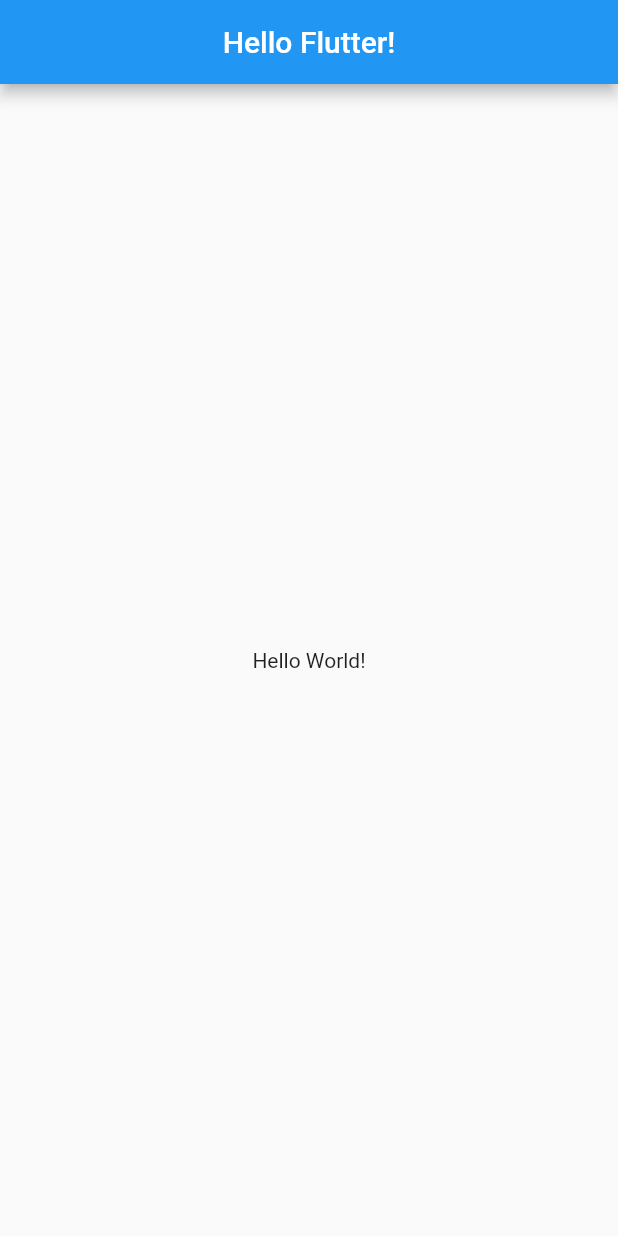
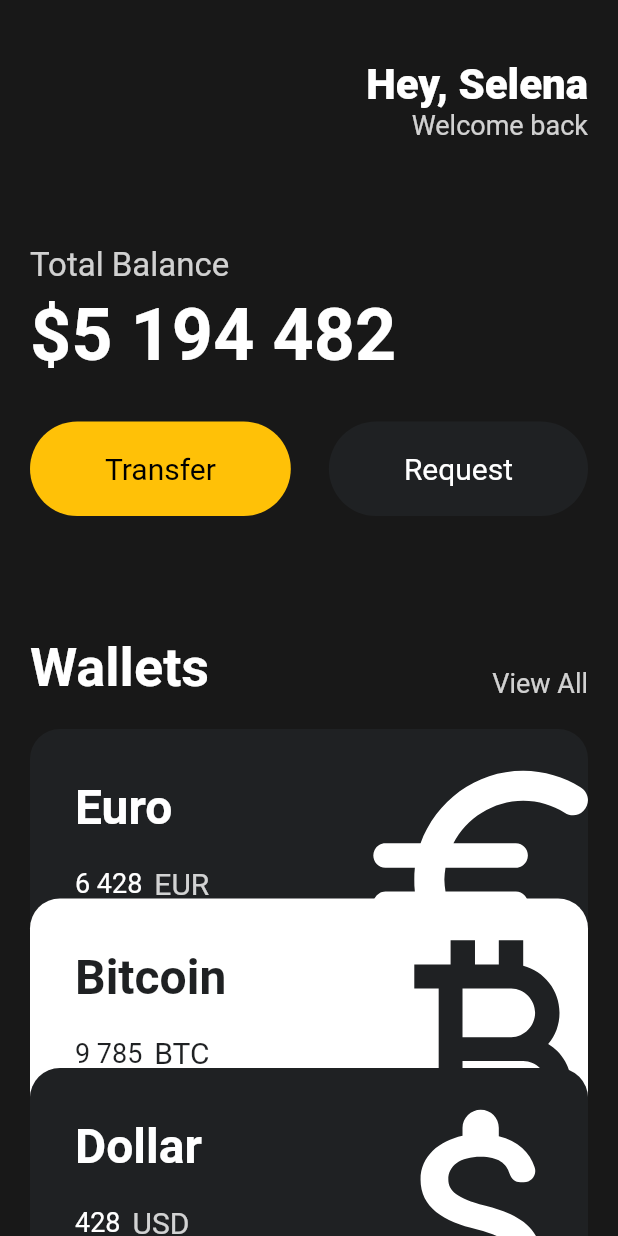
Before and after one commit to jininim/Flutter, a Flutter app: the screen it shows after launch, on a phone screen of 412 x 824 dp. Run offline on Flutter 3.47's test engine with Material 2 defaults, Android fonts, the phone set to English and light mode, and no system bars.

Commit message:
#3 UI CHALLENGE 완료 !

```diff
--- a/lib/main.dart
+++ b/lib/main.dart
@@ -1,20 +1,137 @@
 import 'package:flutter/material.dart';
+import 'package:toonflix/widget/button.dart';
+import 'package:toonflix/widget/card.dart';
 
 void main() {
-  runApp(App());
+  runApp(const App());
 }
 
 class App extends StatelessWidget {
+  const App({super.key});
+
   @override
   Widget build(BuildContext context) {
     return MaterialApp(
       home: Scaffold(
-        appBar: AppBar(
-            title: Center(
-          child: Text("Hello Flutter!"),
-        )),
-        body: Center(
-          child: Text("Hello World!"),
+        backgroundColor: const Color(0xFF181818),
+        body: SingleChildScrollView(
+          child: Padding(
+            padding: const EdgeInsets.symmetric(horizontal: 20),
+            child: Column(
+              crossAxisAlignment: CrossAxisAlignment.start,
+              children: [
+                const SizedBox(
+                  height: 40,
+                ),
+                Row(
+                  mainAxisAlignment: MainAxisAlignment.end,
+                  children: [
+                    Column(
+                      crossAxisAlignment: CrossAxisAlignment.end,
+                      children: [
+                        const Text(
+                          'Hey, Selena',
+                          style: TextStyle(
+                              color: Colors.white,
+                              fontSize: 28,
+                              fontWeight: FontWeight.w800),
+                        ),
+                        Text(
+                          'Welcome back',
+                          style: TextStyle(
+                            color: Colors.white.withOpacity(0.8),
+                            fontSize: 18,
+                          ),
+                        ),
+                      ],
+                    ),
+                  ],
+                ),
+                const SizedBox(
+                  height: 70,
+                ),
+                Text(
+                  'Total Balance',
+                  style: TextStyle(
+                      color: Colors.white.withOpacity(0.8), fontSize: 22),
+                ),
+                const SizedBox(
+                  height: 5,
+                ),
+                const Text(
+                  '\$5 194 482',
+                  style: TextStyle(
+                      color: Colors.white,
+                      fontSize: 48,
+                      fontWeight: FontWeight.w600),
+                ),
+                const SizedBox(
+                  height: 30,
+                ),
+                const Row(
+                  mainAxisAlignment: MainAxisAlignment.spaceBetween,
+                  children: [
+                    Button(
+                        text: "Transfer",
+                        bgColor: Colors.amber,
+                        textColor: Colors.black),
+                    Button(
+                        text: "Request",
+                        bgColor: Color(0xFF1F2123),
+                        textColor: Colors.white),
+                  ],
+                ),
+                const SizedBox(
+                  height: 80,
+                ),
+                Row(
+                  crossAxisAlignment: CrossAxisAlignment.end,
+                  mainAxisAlignment: MainAxisAlignment.spaceBetween,
+                  children: [
+                    const Text(
+                      'Wallets',
+                      style: TextStyle(
+                          fontSize: 36,
+                          fontWeight: FontWeight.w600,
+                          color: Colors.white),
+                    ),
+                    Text(
+                      'View All',
+                      style: TextStyle(
+                          fontSize: 18, color: Colors.white.withOpacity(0.8)),
+                    ),
+                  ],
+                ),
+                const SizedBox(
+                  height: 20,
+                ),
+                const CurrencyCard(
+                  name: 'Euro',
+                  code: 'EUR',
+                  amount: '6 428',
+                  icon: Icons.euro_rounded,
+                  isInverted: false,
+                  y: 0,
+                ),
+                const CurrencyCard(
+                  name: 'Bitcoin',
+                  code: 'BTC',
+                  amount: '9 785',
+                  icon: Icons.currency_bitcoin,
+                  isInverted: true,
+                  y: -35,
+                ),
+                const CurrencyCard(
+                  name: 'Dollar',
+                  code: 'USD',
+                  amount: '428',
+                  icon: Icons.attach_money_rounded,
+                  isInverted: false,
+                  y: -70,
+                ),
+              ],
+            ),
+          ),
         ),
       ),
     );
--- /dev/null
+++ b/lib/widget/button.dart
@@ -0,0 +1,28 @@
+import 'package:flutter/material.dart';
+
+class Button extends StatelessWidget {
+  final String text;
+  final Color bgColor;
+  final Color textColor;
+
+  const Button(
+      {super.key,
+      required this.text,
+      required this.bgColor,
+      required this.textColor});
+
+  @override
+  Widget build(BuildContext context) {
+    return Container(
+      decoration: BoxDecoration(
+          borderRadius: BorderRadius.circular(45), color: bgColor),
+      child: Padding(
+        padding: const EdgeInsets.symmetric(vertical: 20, horizontal: 50),
+        child: Text(
+          text,
+          style: TextStyle(fontSize: 20, color: textColor),
+        ),
+      ),
+    );
+  }
+}
--- /dev/null
+++ b/lib/widget/card.dart
@@ -0,0 +1,87 @@
+import 'package:flutter/material.dart';
+
+class CurrencyCard extends StatelessWidget {
+  final String name, code, amount;
+  final IconData icon;
+  final bool isInverted;
+  final _blackColor = const Color(0xFF1F2123);
+  final double y;
+
+  const CurrencyCard(
+      {super.key,
+      required this.name,
+      required this.code,
+      required this.amount,
+      required this.icon,
+      required this.isInverted,
+      required this.y});
+
+  @override
+  Widget build(BuildContext context) {
+    return Transform.translate(
+      offset: Offset(0, y),
+      child: Container(
+        clipBehavior: Clip.hardEdge,
+        decoration: BoxDecoration(
+            color: isInverted ? Colors.white : const Color(0xFF1F2123),
+            borderRadius: BorderRadius.circular(20)),
+        child: Padding(
+          padding: const EdgeInsets.all(30),
+          child: Row(
+            mainAxisAlignment: MainAxisAlignment.spaceBetween,
+            children: [
+              Column(
+                crossAxisAlignment: CrossAxisAlignment.start,
+                children: [
+                  Text(
+                    name,
+                    style: TextStyle(
+                        color: isInverted ? _blackColor : Colors.white,
+                        fontSize: 32,
+                        fontWeight: FontWeight.w600),
+                  ),
+                  const SizedBox(
+                    height: 20,
+                  ),
+                  Row(
+                    children: [
+                      Text(
+                        amount,
+                        style: TextStyle(
+                            color: isInverted ? _blackColor : Colors.white,
+                            fontSize: 18),
+                      ),
+                      const SizedBox(
+                        width: 8,
+                      ),
+                      Text(
+                        code,
+                        style: TextStyle(
+                          fontSize: 20,
+                          color: isInverted
+                              ? _blackColor
+                              : Colors.white.withOpacity(0.8),
+                        ),
+                      ),
+                    ],
+                  )
+                ],
+              ),
+              Transform.scale(
+                scale: 2.2,
+                child: Transform.translate(
+                  offset: const Offset(3, 12),
+                  child: Icon(
+                    icon,
+                    color: isInverted ? _blackColor : Colors.white,
+                    size: 88,
+                  ),
+                ),
+              )
+            ],
+          ),
+        ),
+      ),
+    );
+  }
+}
```
